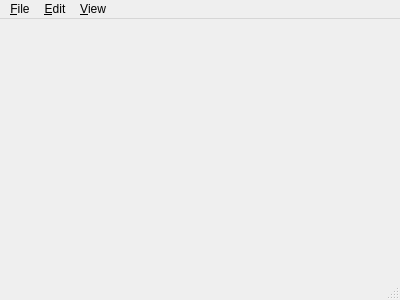
Qt form forms/mainwindow.ui (VixenWorksAI/test-repo) before a commit.
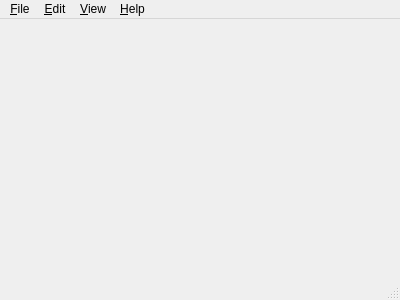
The same form after that commit.

Commit message: feat(agent): Implement Help Menu [task:E1-S2-T4]

```diff
--- a/forms/mainwindow.ui
+++ b/forms/mainwindow.ui
@@ -46,9 +46,17 @@
     <addaction name="actionZoom_Out"/>
     <addaction name="actionReset_Zoom"/>
    </widget>
+   <widget class="QMenu" name="menuHelp">
+    <property name="title">
+     <string>&amp;Help</string>
+    </property>
+    <addaction name="actionAbout"/>
+    <addaction name="actionDocumentation"/>
+   </widget>
     <addaction name="menuFile"/>
     <addaction name="menuEdit"/>
     <addaction name="menuView"/>
+    <addaction name="menuHelp"/>
    </widget>
    <widget class="QStatusBar" name="statusbar"/>
   <action name="actionExit">
```
Left out of the diff: 10 changed lines with no effect on the pictures. The commit also changes 6 other files.
